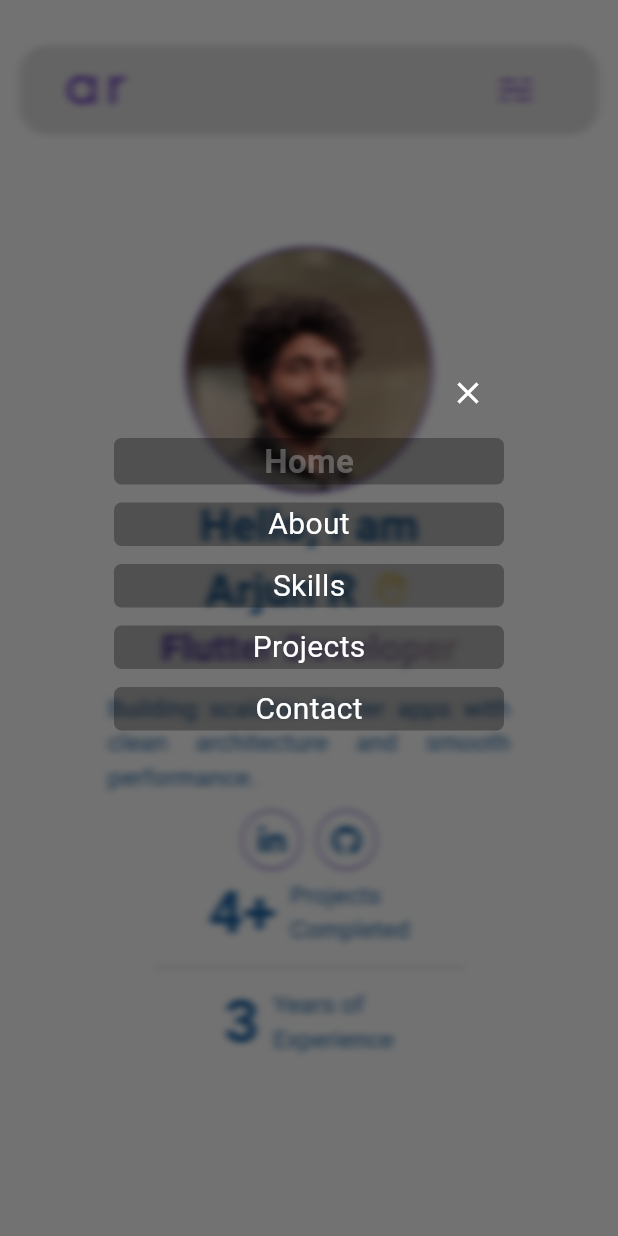
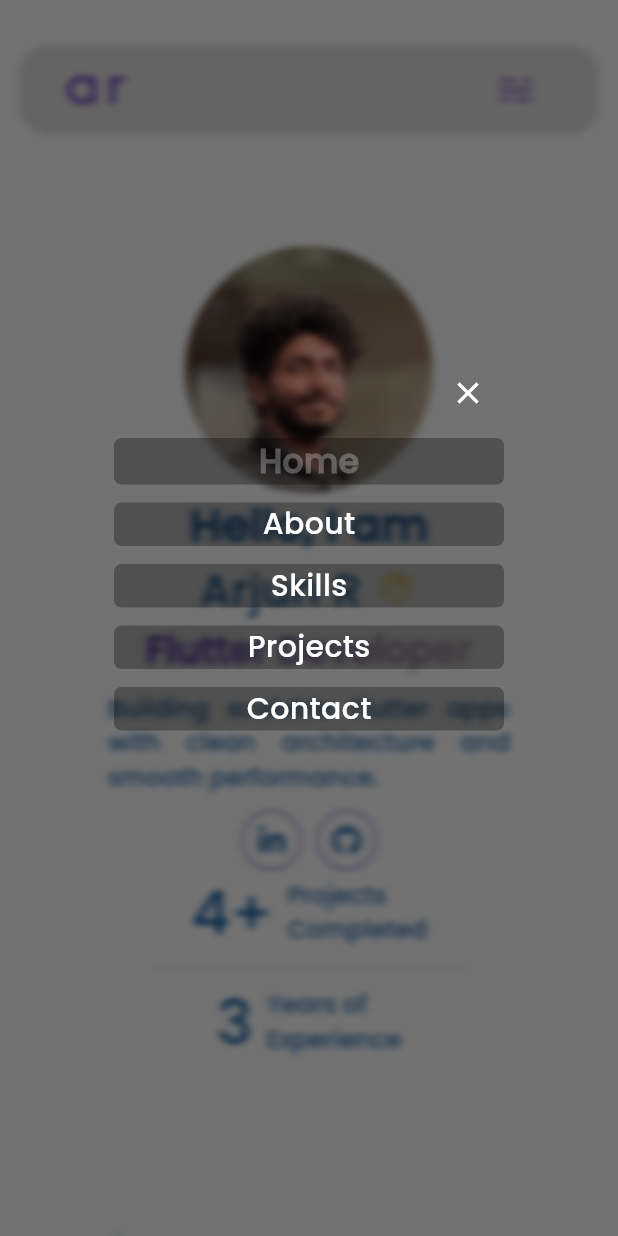
Before and after one commit to arjunr50/arjunr50.github.io, a Flutter app: the screen it shows after launch, after a tap on an icon or button, on a phone screen of 412 x 824 dp. Run offline on Flutter 3.47's test engine with Material 3 defaults, Android fonts, the light colour scheme and no system bars; drawn by our look-alikes of animated_text_kit; our stand-ins replace flutter_svg, font_awesome_flutter.

Commit message:
font updates

```diff
--- a/lib/core/constants/app_theme.dart
+++ b/lib/core/constants/app_theme.dart
@@ -3,6 +3,7 @@ import 'package:portfolio/core/constants/app_colors.dart';
 
 class AppTheme {
   static final ThemeData darkTheme = ThemeData(
+    fontFamily: 'Poppins',
     brightness: Brightness.dark,
     useMaterial3: true,
     primaryColor: AppColors.darkPrimary,
@@ -27,6 +28,7 @@ class AppTheme {
   );
 
   static final ThemeData lightTheme = ThemeData(
+    fontFamily: 'Poppins',
     brightness: Brightness.light,
     useMaterial3: true,
     primaryColor: AppColors.lightPrimary,
--- a/lib/sections/contact_section.dart
+++ b/lib/sections/contact_section.dart
@@ -29,7 +29,7 @@ class ContactSection extends StatelessWidget {
         children: [
           TextView(
             text: "Contact",
-            fontSize: 35,
+            fontSize: 30,
             fontWeight: FontWeight.bold,
             color: Theme.of(context).brightness == Brightness.dark
                 ? Colors.white:Color(0xff145C9E),
--- a/lib/sections/project_section.dart
+++ b/lib/sections/project_section.dart
@@ -22,7 +22,7 @@ class ProjectSection extends StatelessWidget {
   Widget build(BuildContext context) {
     return Container(
       width: size.width,
-      padding: EdgeInsets.symmetric(horizontal: size.width * 0.1, vertical: 30),
+      padding: EdgeInsets.symmetric(horizontal: size.width * 0.13, vertical: 30),
       child: Column(
           spacing: 30,
           crossAxisAlignment: CrossAxisAlignment.center,
--- a/lib/widgets/appbar.dart
+++ b/lib/widgets/appbar.dart
@@ -106,6 +106,7 @@ class CustomAppBar extends StatelessWidget implements PreferredSizeWidget {
                                         fontSize: 16,
                                         fontWeight: FontWeight.bold,
                                         color: color,
+                                        fontFamily: "Poppins",
                                       ),
                                     ),
                                   ),
--- a/lib/widgets/count_component.dart
+++ b/lib/widgets/count_component.dart
@@ -23,7 +23,6 @@ class CountComponent extends StatelessWidget {
         TextView(
           text: count,
           color: Theme.of(context).colorScheme.onSurface,
-          fontFamily: 'Poppins',
           fontSize: 40,
           fontWeight: FontWeight.w600,
         ),
@@ -33,7 +32,6 @@ class CountComponent extends StatelessWidget {
         TextView(
           text: "$text\n $text2",
           color: Theme.of(context).colorScheme.onSurface,
-          fontFamily: 'Poppins',
         )
       ],
     );
--- a/lib/widgets/image_container.dart
+++ b/lib/widgets/image_container.dart
@@ -1,5 +1,4 @@
 import 'package:flutter/material.dart';
-import 'package:portfolio/core/constants/app_colors.dart';
 import 'package:portfolio/core/constants/images_helper.dart';
 
 class ImageContainer extends StatelessWidget {
@@ -24,7 +23,7 @@ class ImageContainer extends StatelessWidget {
           fit: BoxFit.cover,
           image: AssetImage(kProfile),
         ),
-        border: Border.all(color: AppColors.royalPurple, width: 1.2),
+        border: Border.all(color: Theme.of(context).hoverColor, width: 1.2),
       ),
     );
   }
--- a/lib/widgets/title_text.dart
+++ b/lib/widgets/title_text.dart
@@ -36,7 +36,6 @@ class TitleText extends StatelessWidget {
               text: "Hello, I am",
               fontSize: 30,
               fontWeight: FontWeight.bold,
-              fontFamily: "Poppins",
               color: Theme.of(context).brightness == Brightness.dark
                   ? Colors.white:Color(0xff145C9E),
             ),
@@ -47,7 +46,6 @@ class TitleText extends StatelessWidget {
                   text: "Arjun R ",
                   fontSize: deviceType == DeviceType.phone ? 30 : 40,
                   fontWeight: FontWeight.w600,
-                  fontFamily: "Poppins",
                   color: Theme.of(context).brightness == Brightness.dark
                       ? Colors.white:Color(0xff145C9E),
                 ),
@@ -74,7 +72,6 @@ class TitleText extends StatelessWidget {
                             textStyle: TextStyle(
                               fontSize: 25,
                               fontWeight: FontWeight.bold,
-                              fontFamily: "Poppins",
                               color: Colors
                                   .white,
                             ),
@@ -96,7 +93,6 @@ class TitleText extends StatelessWidget {
                 color: Theme.of(context).brightness == Brightness.dark
                     ? Colors.white:Color(0xff145C9E),
                 fontSize: 16,
-                fontFamily: "Poppins",
                 textAlign: TextAlign.justify,
                 top: 10,
               ),
--- a/pubspec.yaml
+++ b/pubspec.yaml
@@ -48,3 +48,7 @@ flutter:
           weight: 700
         - asset: assets/fonts/OpenSans-ExtraBold.ttf
           weight: 800
+    - family: Poppins
+      fonts:
+        - asset: assets/fonts/Poppins-Medium.ttf
+          weight: 500
```
Also changed, not shown: assets/fonts/Poppins-Medium.ttf (added).
